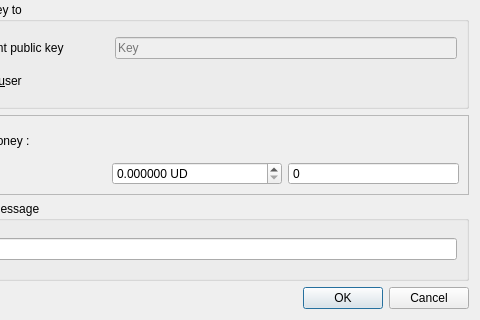
Before: the Qt Designer form src/sakia/gui/dialogs/transfer/transfer.ui in duniter/sakia, drawn with Qt 5; both pictures show x 86 to 566 and y 95 to 415 of the 566 by 415 pixel window.
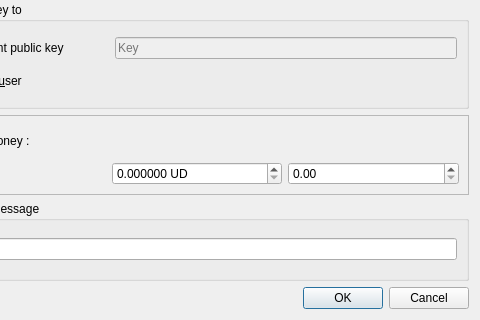
After: the same form once the commit is applied.

```diff
--- a/src/sakia/gui/dialogs/transfer/transfer.ui
+++ b/src/sakia/gui/dialogs/transfer/transfer.ui
@@ -192,13 +192,16 @@
            <bool>false</bool>
           </property>
           <property name="buttonSymbols">
-           <enum>QAbstractSpinBox::NoButtons</enum>
+           <enum>QAbstractSpinBox::UpDownArrows</enum>
           </property>
           <property name="showGroupSeparator" stdset="0">
            <bool>false</bool>
           </property>
           <property name="decimals">
-           <number>0</number>
+           <number>2</number>
+          </property>
+          <property name="singleStep">
+           <double>1.000000000000000</double>
           </property>
           <property name="value">
            <double>0.000000000000000</double>
```
